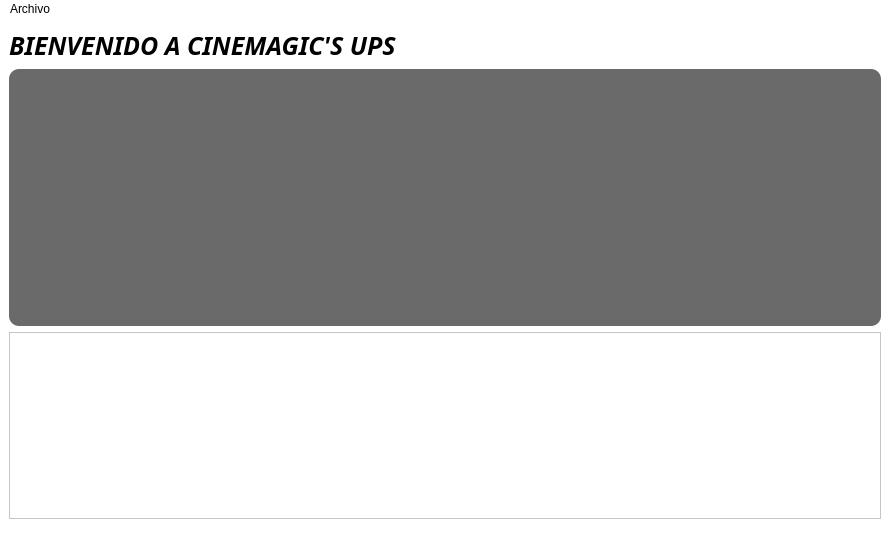
Qt form cine.ui (Santi-gdl/ProyectoCinep2) before a commit.
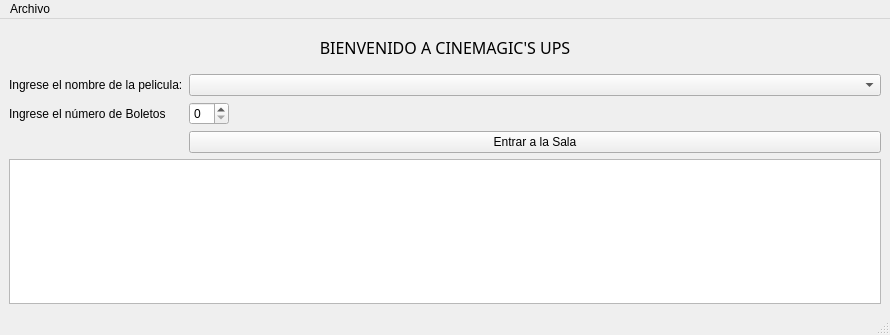
The same form after that commit. Icons and pictures are not drawn.

Diff of the .ui file:
```diff
--- a/cine.ui
+++ b/cine.ui
@@ -7,7 +7,7 @@
     <x>0</x>
     <y>0</y>
     <width>890</width>
-    <height>550</height>
+    <height>335</height>
    </rect>
   </property>
   <property name="maximumSize">
@@ -20,238 +20,98 @@
    <string>Cine</string>
   </property>
   <property name="styleSheet">
-   <string notr="true">background-color: rgb(255, 255, 255);</string>
+   <string notr="true"/>
   </property>
   <widget class="QWidget" name="centralwidget">
    <layout class="QVBoxLayout" name="verticalLayout">
     <item>
      <widget class="QLabel" name="label_5">
+      <property name="minimumSize">
+       <size>
+        <width>0</width>
+        <height>40</height>
+       </size>
+      </property>
       <property name="maximumSize">
        <size>
         <width>16777215</width>
-        <height>50</height>
+        <height>40</height>
        </size>
       </property>
       <property name="font">
        <font>
-        <family>Ubuntu Condensed</family>
-        <pointsize>19</pointsize>
-        <italic>true</italic>
-        <bold>true</bold>
+        <family>Impact</family>
+        <pointsize>18</pointsize>
+        <italic>false</italic>
+        <bold>false</bold>
        </font>
       </property>
+      <property name="styleSheet">
+       <string notr="true">font: 18pt &quot;Impact&quot;;</string>
+      </property>
       <property name="text">
-       <string>&lt;html&gt;&lt;head/&gt;&lt;body&gt;&lt;p&gt;    BIENVENIDO A CINEMAGIC'S UPS&lt;/p&gt;&lt;/body&gt;&lt;/html&gt;</string>
+       <string>&lt;html&gt;&lt;head/&gt;&lt;body&gt;&lt;p&gt;&lt;span style=&quot; font-size:12pt; font-style:normal;&quot;&gt;BIENVENIDO A CINEMAGIC'S UPS&lt;/span&gt;&lt;/p&gt;&lt;/body&gt;&lt;/html&gt;</string>
+      </property>
+      <property name="alignment">
+       <set>Qt::AlignCenter</set>
       </property>
      </widget>
     </item>
     <item>
-     <widget class="QFrame" name="frame">
-      <property name="maximumSize">
-       <size>
-        <width>16000</width>
-        <height>257</height>
-       </size>
-      </property>
-      <property name="styleSheet">
-       <string notr="true">border-radius:10px;
-background-color: rgb(106, 106, 106);
-border-color:rgb(0, 255, 255);
-padding-left:20px;</string>
-      </property>
-      <property name="frameShape">
-       <enum>QFrame::StyledPanel</enum>
-      </property>
-      <property name="frameShadow">
-       <enum>QFrame::Raised</enum>
-      </property>
-      <layout class="QGridLayout" name="gridLayout">
-       <item row="0" column="8">
-        <widget class="QPushButton" name="pushButton_3">
-         <property name="minimumSize">
-          <size>
-           <width>150</width>
-           <height>150</height>
-          </size>
-         </property>
-         <property name="styleSheet">
-          <string notr="true">image: url(:/ProyectoCinep2/Peliculas/Peliculas/HO00000589.jpg);</string>
-         </property>
-         <property name="text">
-          <string/>
-         </property>
-        </widget>
-       </item>
+     <layout class="QFormLayout" name="formLayout">
        <item row="0" column="0">
-        <widget class="QPushButton" name="pushButton_2">
-         <property name="minimumSize">
-          <size>
-           <width>150</width>
-           <height>150</height>
-          </size>
-         </property>
-         <property name="styleSheet">
-          <string notr="true">image: url(:ProyectoCinep2/Peliculas/Peliculas/HO00000663.jpg);</string>
-         </property>
-         <property name="text">
-          <string/>
-         </property>
-        </widget>
-       </item>
-       <item row="2" column="0">
-        <widget class="QLabel" name="Peli1">
+       <widget class="QLabel" name="label">
          <property name="maximumSize">
           <size>
-           <width>16777215</width>
-           <height>20</height>
+          <width>270</width>
+          <height>16777215</height>
           </size>
          </property>
          <property name="styleSheet">
-          <string notr="true">color: rgb(255, 255, 255);
-font: 900 11pt &quot;Arial Black&quot;;</string>
+         <string notr="true">font: 12pt &quot;Product Sans&quot;;</string>
          </property>
          <property name="text">
-          <string/>
-         </property>
-         <property name="alignment">
-          <set>Qt::AlignCenter</set>
-         </property>
-        </widget>
-       </item>
-       <item row="2" column="11">
-        <widget class="QLabel" name="Peli1_4">
-         <property name="maximumSize">
-          <size>
-           <width>16777215</width>
-           <height>20</height>
-          </size>
-         </property>
-         <property name="styleSheet">
-          <string notr="true">color: rgb(255, 255, 255);
-font: 900 11pt &quot;Arial Black&quot;;</string>
-         </property>
-         <property name="text">
-          <string/>
-         </property>
-         <property name="alignment">
-          <set>Qt::AlignCenter</set>
-         </property>
-        </widget>
-       </item>
-       <item row="0" column="9">
-        <spacer name="horizontalSpacer_3">
-         <property name="orientation">
-          <enum>Qt::Horizontal</enum>
-         </property>
-         <property name="sizeHint" stdset="0">
-          <size>
-           <width>27</width>
-           <height>367</height>
-          </size>
-         </property>
-        </spacer>
-       </item>
-       <item row="0" column="5">
-        <widget class="QPushButton" name="pushButton">
-         <property name="minimumSize">
-          <size>
-           <width>150</width>
-           <height>150</height>
-          </size>
-         </property>
-         <property name="styleSheet">
-          <string notr="true">image: url(:/ProyectoCinep2/Peliculas/Peliculas/Thor_Love_and_Thunder-306525443-large.jpg);</string>
-         </property>
-         <property name="text">
-          <string/>
-         </property>
-        </widget>
-       </item>
-       <item row="0" column="2">
-        <spacer name="horizontalSpacer_2">
-         <property name="orientation">
-          <enum>Qt::Horizontal</enum>
-         </property>
-         <property name="sizeHint" stdset="0">
-          <size>
-           <width>15</width>
-           <height>37</height>
-          </size>
-         </property>
-        </spacer>
-       </item>
-       <item row="0" column="7">
-        <spacer name="horizontalSpacer">
-         <property name="orientation">
-          <enum>Qt::Horizontal</enum>
-         </property>
-         <property name="sizeHint" stdset="0">
-          <size>
-           <width>27</width>
-           <height>359</height>
-          </size>
-         </property>
-        </spacer>
-       </item>
-       <item row="2" column="8">
-        <widget class="QLabel" name="Peli1_3">
+         <string>Ingrese el nombre de la pelicula:</string>
+        </property>
+       </widget>
+      </item>
+      <item row="0" column="1">
+       <widget class="QComboBox" name="inPelis"/>
+      </item>
+      <item row="1" column="0">
+       <widget class="QLabel" name="label_2">
          <property name="maximumSize">
           <size>
-           <width>16777215</width>
-           <height>20</height>
+          <width>270</width>
+          <height>16777215</height>
           </size>
          </property>
          <property name="styleSheet">
-          <string notr="true">color: rgb(255, 255, 255);
-font: 900 11pt &quot;Arial Black&quot;;</string>
+         <string notr="true">font: 12pt &quot;Product Sans&quot;;</string>
          </property>
          <property name="text">
-          <string/>
-         </property>
-         <property name="alignment">
-          <set>Qt::AlignCenter</set>
-         </property>
-        </widget>
-       </item>
-       <item row="2" column="5">
-        <widget class="QLabel" name="Peli1_2">
+         <string>Ingrese el número de Boletos</string>
+        </property>
+       </widget>
+      </item>
+      <item row="1" column="1">
+       <widget class="QSpinBox" name="inNBol">
          <property name="maximumSize">
           <size>
-           <width>16777215</width>
-           <height>20</height>
-          </size>
-         </property>
-         <property name="styleSheet">
-          <string notr="true">font: 900 11pt &quot;Arial Black&quot;;
-color: rgb(255, 255, 255);</string>
-         </property>
-         <property name="text">
-          <string/>
-         </property>
-         <property name="alignment">
-          <set>Qt::AlignCenter</set>
-         </property>
-        </widget>
-       </item>
-       <item row="0" column="11">
-        <widget class="QPushButton" name="pushButton_4">
-         <property name="minimumSize">
-          <size>
-           <width>150</width>
-           <height>150</height>
-          </size>
-         </property>
-         <property name="styleSheet">
-          <string notr="true">image: url(:/ProyectoCinep2/Peliculas/Peliculas/HO00000334.jpg);
-border-color: rgb(0, 0, 0);</string>
-         </property>
+          <width>40</width>
+          <height>16777215</height>
+         </size>
+        </property>
+       </widget>
+      </item>
+      <item row="2" column="1">
+       <widget class="QPushButton" name="inSala">
          <property name="text">
-          <string/>
+         <string>Entrar a la Sala</string>
          </property>
         </widget>
        </item>
       </layout>
-     </widget>
     </item>
     <item>
      <widget class="QTableWidget" name="outPeliculas"/>
```
Lines whose indentation alone changed are shown as unchanged.
